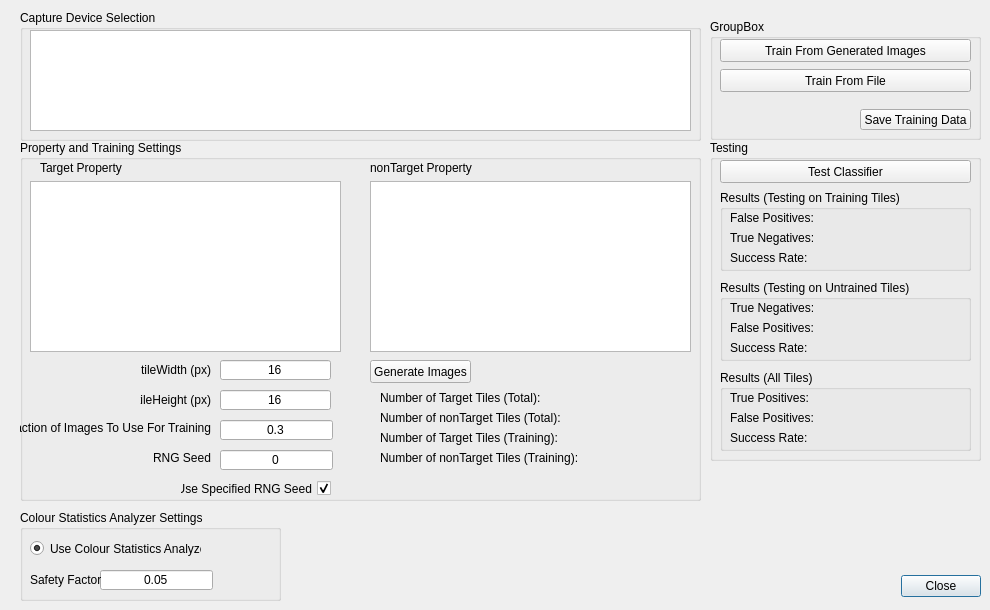
The window that gui/TrainTextureClassifierForm.ui (asmith9455/imageClassifier) describes before a commit, drawn with Qt 5.
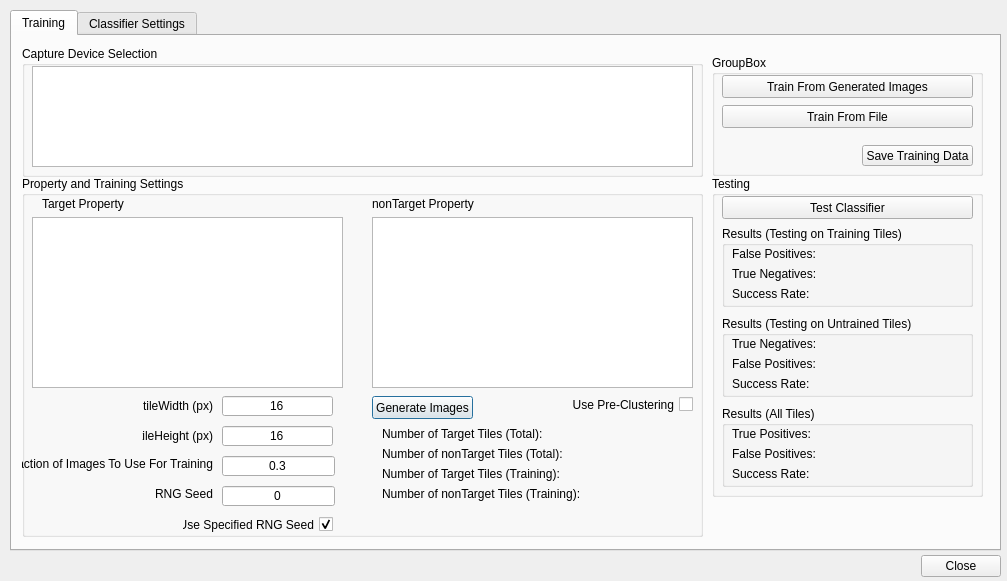
The same window after the commit.

```diff
--- a/gui/TrainTextureClassifierForm.ui
+++ b/gui/TrainTextureClassifierForm.ui
@@ -6,91 +6,33 @@
    <rect>
     <x>0</x>
     <y>0</y>
-    <width>990</width>
-    <height>610</height>
+    <width>1007</width>
+    <height>581</height>
    </rect>
   </property>
   <property name="windowTitle">
    <string>Dialog</string>
   </property>
-  <widget class="QDialogButtonBox" name="buttonBox">
+  <widget class="QTabWidget" name="tabWidget">
    <property name="geometry">
     <rect>
-     <x>900</x>
-     <y>570</y>
-     <width>81</width>
-     <height>32</height>
-    </rect>
-   </property>
-   <property name="orientation">
-    <enum>Qt::Horizontal</enum>
-   </property>
-   <property name="standardButtons">
-    <set>QDialogButtonBox::Close</set>
-   </property>
-  </widget>
-  <widget class="QGroupBox" name="groupBox">
-   <property name="geometry">
-    <rect>
-     <x>20</x>
-     <y>510</y>
-     <width>261</width>
-     <height>91</height>
-    </rect>
-   </property>
-   <property name="title">
-    <string>Colour Statistics Analyzer Settings</string>
-   </property>
-   <widget class="QRadioButton" name="radioButton_colourStatisticsAnalyzer">
-    <property name="geometry">
-     <rect>
       <x>10</x>
-      <y>30</y>
-      <width>171</width>
-      <height>17</height>
-     </rect>
-    </property>
-    <property name="text">
-     <string>Use Colour Statistics Analyzer</string>
-    </property>
-    <property name="checked">
-     <bool>true</bool>
-    </property>
-   </widget>
-   <widget class="QLineEdit" name="lineEdit_safetyFactor">
-    <property name="geometry">
-     <rect>
-      <x>80</x>
-      <y>60</y>
-      <width>113</width>
-      <height>20</height>
-     </rect>
-    </property>
-    <property name="text">
-     <string>0.05</string>
-    </property>
-    <property name="alignment">
-     <set>Qt::AlignCenter</set>
-    </property>
-   </widget>
-   <widget class="QLabel" name="label_2">
-    <property name="geometry">
-     <rect>
-      <x>10</x>
-      <y>60</y>
-      <width>71</width>
-      <height>20</height>
-     </rect>
-    </property>
-    <property name="text">
-     <string>Safety Factor</string>
-    </property>
-   </widget>
-  </widget>
+     <y>10</y>
+     <width>991</width>
+     <height>541</height>
+    </rect>
+   </property>
+   <property name="currentIndex">
+    <number>0</number>
+   </property>
+   <widget class="QWidget" name="tab">
+    <attribute name="title">
+     <string>Training</string>
+    </attribute>
   <widget class="QGroupBox" name="groupBox_3">
    <property name="geometry">
     <rect>
-     <x>20</x>
+       <x>10</x>
      <y>140</y>
      <width>681</width>
      <height>361</height>
@@ -357,30 +299,33 @@
      <bool>true</bool>
     </property>
    </widget>
-   <zorder>tableView_propertiesTarget</zorder>
-   <zorder>label_numNonTargetTiles</zorder>
-   <zorder>label_6</zorder>
-   <zorder>lineEdit_tileHeight</zorder>
-   <zorder>lineEdit_tileWidth</zorder>
-   <zorder>label_numTargetTiles</zorder>
-   <zorder>label_5</zorder>
-   <zorder>btn_generateImages</zorder>
-   <zorder>tableView_propertiesNonTarget</zorder>
-   <zorder>label_16</zorder>
-   <zorder>label_17</zorder>
-   <zorder>lineEdit_trainingImageFraction</zorder>
-   <zorder>label</zorder>
-   <zorder>label_numTargetTilesTraining</zorder>
-   <zorder>label_numNonTargetTilesTraining</zorder>
-   <zorder>lineEdit_rngSeed</zorder>
-   <zorder>label_3</zorder>
-   <zorder>checkBox_useRngSeed</zorder>
-   <zorder>groupBox_2</zorder>
+     <widget class="QCheckBox" name="checkBox_usePreClustering">
+      <property name="geometry">
+       <rect>
+        <x>520</x>
+        <y>220</y>
+        <width>151</width>
+        <height>17</height>
+       </rect>
+      </property>
+      <property name="toolTip">
+       <string>Use all combinations of user applied tags to pre-cluster the image tiles (may not be supported for some algorithms and required for others).</string>
+      </property>
+      <property name="layoutDirection">
+       <enum>Qt::RightToLeft</enum>
+      </property>
+      <property name="text">
+       <string>Use Pre-Clustering</string>
+      </property>
+      <property name="checked">
+       <bool>false</bool>
+      </property>
+     </widget>
   </widget>
   <widget class="QGroupBox" name="groupBox_7">
    <property name="geometry">
     <rect>
-     <x>20</x>
+       <x>10</x>
      <y>10</y>
      <width>681</width>
      <height>131</height>
@@ -400,10 +345,62 @@
     </property>
    </widget>
   </widget>
+    <widget class="QGroupBox" name="groupBox_8">
+     <property name="geometry">
+      <rect>
+       <x>700</x>
+       <y>19</y>
+       <width>271</width>
+       <height>121</height>
+      </rect>
+     </property>
+     <property name="title">
+      <string>GroupBox</string>
+     </property>
+     <widget class="QPushButton" name="btn_saveTrainingData">
+      <property name="geometry">
+       <rect>
+        <x>150</x>
+        <y>90</y>
+        <width>111</width>
+        <height>21</height>
+       </rect>
+      </property>
+      <property name="text">
+       <string>Save Training Data</string>
+      </property>
+     </widget>
+     <widget class="QPushButton" name="btn_trainFromGeneratedImages">
+      <property name="geometry">
+       <rect>
+        <x>10</x>
+        <y>20</y>
+        <width>251</width>
+        <height>23</height>
+       </rect>
+      </property>
+      <property name="text">
+       <string>Train From Generated Images</string>
+      </property>
+     </widget>
+     <widget class="QPushButton" name="btn_trainFromFile">
+      <property name="geometry">
+       <rect>
+        <x>10</x>
+        <y>50</y>
+        <width>251</width>
+        <height>23</height>
+       </rect>
+      </property>
+      <property name="text">
+       <string>Train From File</string>
+      </property>
+     </widget>
+    </widget>
   <widget class="QGroupBox" name="groupBox_2">
    <property name="geometry">
     <rect>
-     <x>710</x>
+       <x>700</x>
      <y>140</y>
      <width>271</width>
      <height>321</height>
@@ -582,57 +579,86 @@
     </property>
    </widget>
   </widget>
-  <widget class="QGroupBox" name="groupBox_8">
+   </widget>
+   <widget class="QWidget" name="tab_2">
+    <attribute name="title">
+     <string>Classifier Settings</string>
+    </attribute>
+    <widget class="QGroupBox" name="groupBox">
    <property name="geometry">
     <rect>
-     <x>710</x>
-     <y>19</y>
-     <width>271</width>
-     <height>121</height>
+       <x>0</x>
+       <y>10</y>
+       <width>261</width>
+       <height>91</height>
     </rect>
    </property>
    <property name="title">
-    <string>GroupBox</string>
-   </property>
-   <widget class="QPushButton" name="btn_saveTrainingData">
+      <string>Colour Statistics Analyzer Settings</string>
+     </property>
+     <widget class="QRadioButton" name="radioButton_useColourStatisticsAnalyzer">
     <property name="geometry">
      <rect>
-      <x>150</x>
-      <y>90</y>
-      <width>111</width>
-      <height>21</height>
+        <x>10</x>
+        <y>30</y>
+        <width>171</width>
+        <height>17</height>
      </rect>
     </property>
     <property name="text">
-     <string>Save Training Data</string>
-    </property>
-   </widget>
-   <widget class="QPushButton" name="btn_trainFromGeneratedImages">
+       <string>Use Colour Statistics Analyzer</string>
+      </property>
+      <property name="checked">
+       <bool>true</bool>
+      </property>
+     </widget>
+     <widget class="QLineEdit" name="lineEdit_safetyFactor">
     <property name="geometry">
      <rect>
-      <x>10</x>
-      <y>20</y>
-      <width>251</width>
-      <height>23</height>
+        <x>80</x>
+        <y>60</y>
+        <width>113</width>
+        <height>20</height>
      </rect>
     </property>
     <property name="text">
-     <string>Train From Generated Images</string>
-    </property>
-   </widget>
-   <widget class="QPushButton" name="btn_trainFromFile">
+       <string>0.05</string>
+      </property>
+      <property name="alignment">
+       <set>Qt::AlignCenter</set>
+      </property>
+     </widget>
+     <widget class="QLabel" name="label_2">
     <property name="geometry">
      <rect>
       <x>10</x>
-      <y>50</y>
-      <width>251</width>
-      <height>23</height>
+        <y>60</y>
+        <width>71</width>
+        <height>20</height>
      </rect>
     </property>
     <property name="text">
-     <string>Train From File</string>
-    </property>
-   </widget>
+       <string>Safety Factor</string>
+      </property>
+     </widget>
+    </widget>
+   </widget>
+  </widget>
+  <widget class="QDialogButtonBox" name="buttonBox">
+   <property name="geometry">
+    <rect>
+     <x>920</x>
+     <y>550</y>
+     <width>81</width>
+     <height>32</height>
+    </rect>
+   </property>
+   <property name="orientation">
+    <enum>Qt::Horizontal</enum>
+   </property>
+   <property name="standardButtons">
+    <set>QDialogButtonBox::Close</set>
+   </property>
   </widget>
  </widget>
  <resources/>
```
Lines whose indentation alone changed are shown as unchanged.
